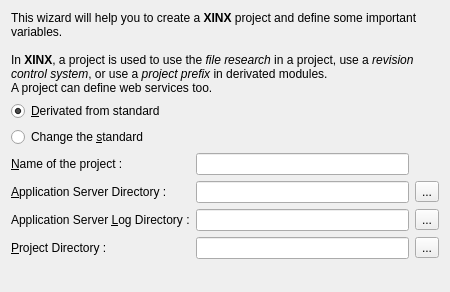
First picture: the form in xinx/ui/newprojectwizard_project.ui, repository phoenix741/xinx, before the edit.
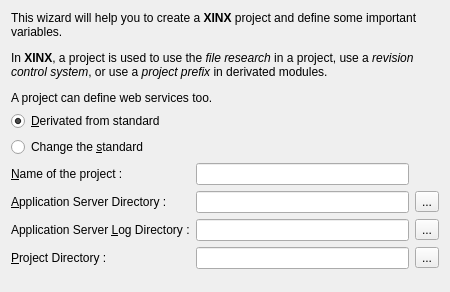
Second picture: the form after the edit. Icons and pictures are not drawn. Custom widgets are drawn as their Qt base class.

```diff
--- a/xinx/ui/newprojectwizard_project.ui
+++ b/xinx/ui/newprojectwizard_project.ui
@@ -16,13 +16,9 @@
    <item row="0" column="0" colspan="3" >
     <widget class="QLabel" name="label" >
      <property name="text" >
-      <string>&lt;html>&lt;head>&lt;meta name="qrichtext" content="1" />&lt;style type="text/css">
-p, li { white-space: pre-wrap; }
-&lt;/style>&lt;/head>&lt;body style=" font-family:'Sans Serif'; font-size:9pt; font-weight:400; font-style:normal;">
-&lt;p style=" margin-top:0px; margin-bottom:0px; margin-left:0px; margin-right:0px; -qt-block-indent:0; text-indent:0px;">This wizard will help you to create a &lt;span style=" font-weight:600;">XINX&lt;/span> project and define some important variables.&lt;/p>
-&lt;p style="-qt-paragraph-type:empty; margin-top:0px; margin-bottom:0px; margin-left:0px; margin-right:0px; -qt-block-indent:0; text-indent:0px;">&lt;/p>
-&lt;p style=" margin-top:0px; margin-bottom:0px; margin-left:0px; margin-right:0px; -qt-block-indent:0; text-indent:0px;">In &lt;span style=" font-weight:600;">XINX&lt;/span>, a project is used to use the &lt;span style=" font-style:italic;">file research &lt;/span>in a project, use a &lt;span style=" font-style:italic;">revision control system&lt;/span>, or use a &lt;span style=" font-style:italic;">project prefix&lt;/span> in derivated modules.&lt;/p>
-&lt;p style=" margin-top:0px; margin-bottom:0px; margin-left:0px; margin-right:0px; -qt-block-indent:0; text-indent:0px;">A project can define web services too.&lt;/p>&lt;/body>&lt;/html></string>
+      <string>&lt;p>This wizard will help you to create a &lt;b>XINX&lt;/b> project and define some important variables.&lt;/p>
+&lt;p>In &lt;b>XINX&lt;/b>, a project is used to use the &lt;i>file research &lt;/i>in a project, use a &lt;i>revision control system&lt;/i>, or use a &lt;i>project prefix&lt;/i> in derivated modules.&lt;/p>
+&lt;p>A project can define web services too.&lt;/p></string>
      </property>
      <property name="wordWrap" >
       <bool>true</bool>
```
Left out of the diff: 37 changed lines with no effect on the pictures.
